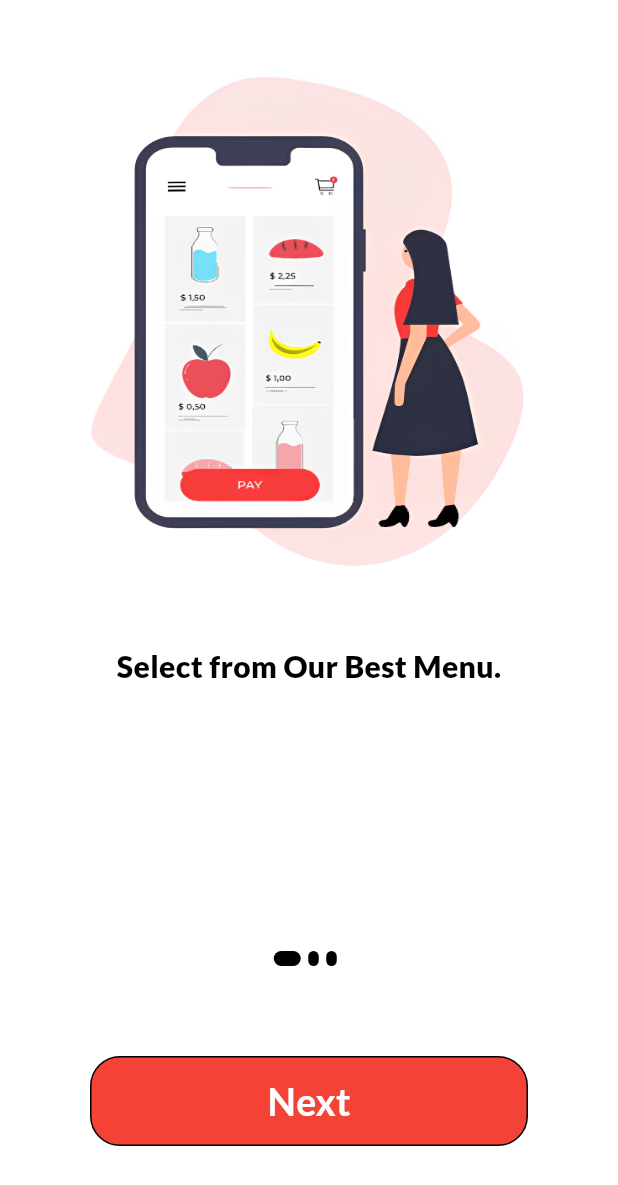
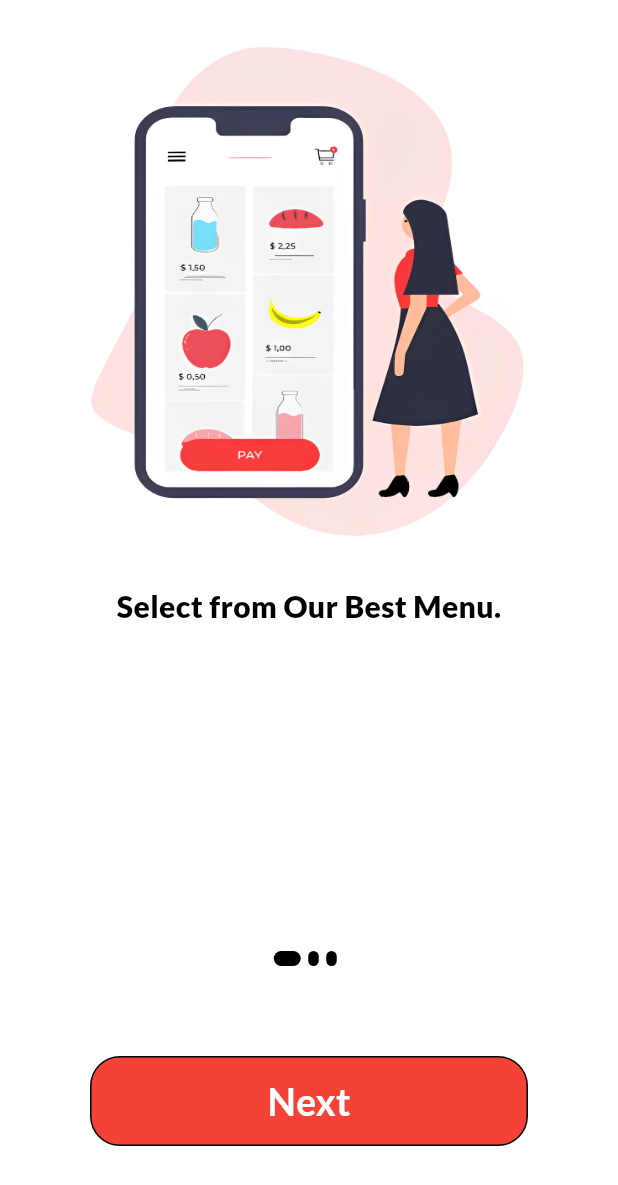
Before and after one commit to Ahmed-Elshennawy/restaurante, a Flutter app: the Onboard screen opened by its route, on a phone screen of 412 x 824 dp. Shown: the top 1185 px of the screen. Run offline on Flutter 3.47's test engine with Material 3 defaults, Android fonts, the phone set to English and light mode, and no system bars; our stand-ins replace awesome_dialog, curved_navigation_bar, google_fonts, image_picker, shared_preferences; accounts and stored records are empty.

Commit message:
fixed Navigation bug, fixed darkTheme bug, fixed pixels in onBoard screen , added changes in profile page

```diff
--- a/lib/components/custometextForm.dart
+++ b/lib/components/custometextForm.dart
@@ -23,6 +23,9 @@
 
     return TextFormField(
       controller: controller,
+      style: themeState.getDarkTheme
+          ? TextStyle(color: Colors.white)
+          : TextStyle(color: Colors.black),
       validator: valid,
       obscureText: secureText,
       decoration: InputDecoration(
--- a/lib/main.dart
+++ b/lib/main.dart
@@ -52,7 +52,7 @@
           return MaterialApp(
             debugShowCheckedModeBanner: false,
             title: 'Restaurante',
-            initialRoute: sharedPref.getString("id") == null ? "login" : "home",
+            initialRoute: sharedPref.getString("id") == null ? "login" : "navigation",
             routes: {
               'login': (context) => const Login(),
               'navigation': (context) => const Navigation(),
--- a/lib/user_screens/onboard.dart
+++ b/lib/user_screens/onboard.dart
@@ -47,7 +47,7 @@
                 },
                 itemBuilder: (_, i) {
                   return Padding(
-                    padding: const EdgeInsets.all(40.0),
+                    padding: const EdgeInsets.all(20.0),
                     child: Column(
                       children: [
                         ClipRRect(
@@ -59,7 +59,7 @@
                             fit: BoxFit.fill,
                           ),
                         ),
-                        const SizedBox(height: 40.0),
+                        const SizedBox(height: 20.0),
                         Text(contents[i].title,
                             style: themeState.getDarkTheme
                                 ? AppWidget.platesDark()
--- a/lib/user_screens/profile.dart
+++ b/lib/user_screens/profile.dart
@@ -128,7 +128,7 @@
                     mainAxisAlignment: MainAxisAlignment.center,
                     children: [
                       Text(
-                        'Ahmed Elshennawy',
+                        sharedPref.getString("username").toString(),
                         style: GoogleFonts.aboreto(
                           color: Colors.white,
                           fontSize: 25.0,
@@ -182,7 +182,7 @@
                             ),
                           ),
                           Text(
-                            'Ahmed Elshennawy',
+                            sharedPref.getString("username").toString(),
                             style: TextStyle(
                               color: themeState.getDarkTheme
                                   ? Colors.white
@@ -239,7 +239,7 @@
                             ),
                           ),
                           Text(
-                            'ahmedlshennawy10@gmail.com',
+                            sharedPref.getString("email").toString(),
                             style: TextStyle(
                               color: themeState.getDarkTheme
                                   ? Colors.white
```
